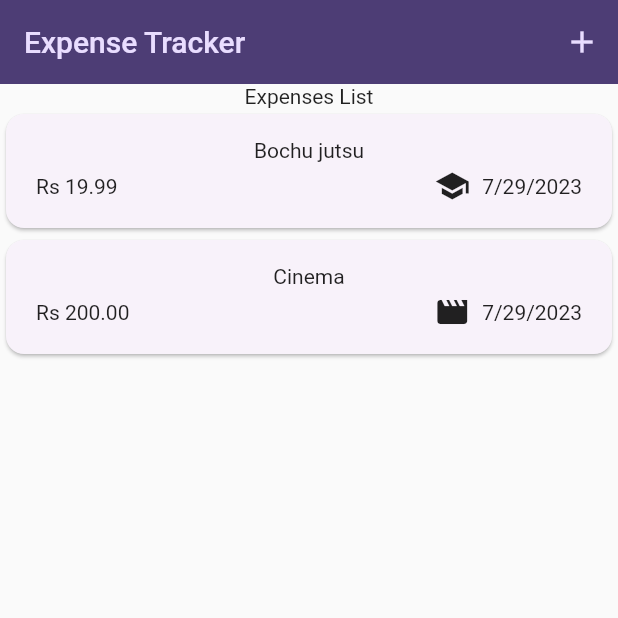
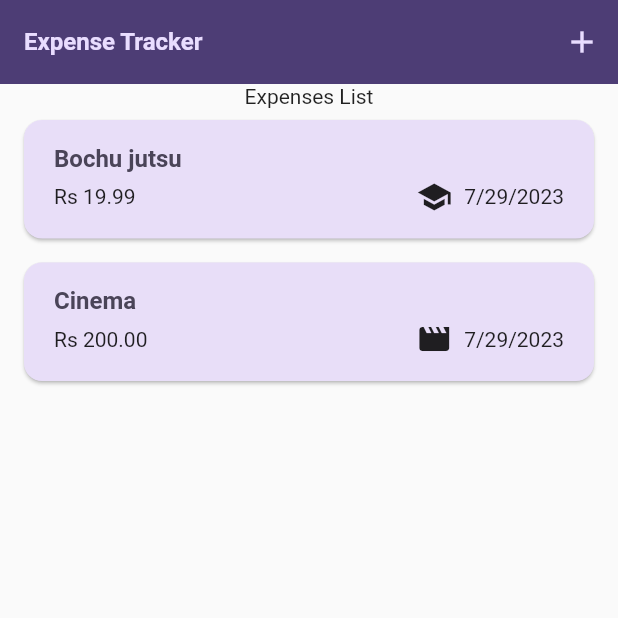
Before and after one commit to seamoonpandey/budget-tracker, a Flutter app: the screen it shows after launch, on a phone screen of 412 x 824 dp, the top half of it. Run offline on Flutter 3.47's test engine with Material 2 defaults, Android fonts, the phone set to English and light mode, and no system bars.

Commit message:
more theming

```diff
--- a/lib/widgets/expenses_list/expense_item.dart
+++ b/lib/widgets/expenses_list/expense_item.dart
@@ -15,9 +15,11 @@ class ExpenseItem extends StatelessWidget {
           vertical: 16,
         ),
         child: Column(
+          crossAxisAlignment: CrossAxisAlignment.start,
           children: [
             Text(
               expense.title,
+              style: Theme.of(context).textTheme.titleLarge,
             ),
             const SizedBox(
               height: 4,
```
Also changed, not shown: lib/main.dart (+17 -0 lines).
